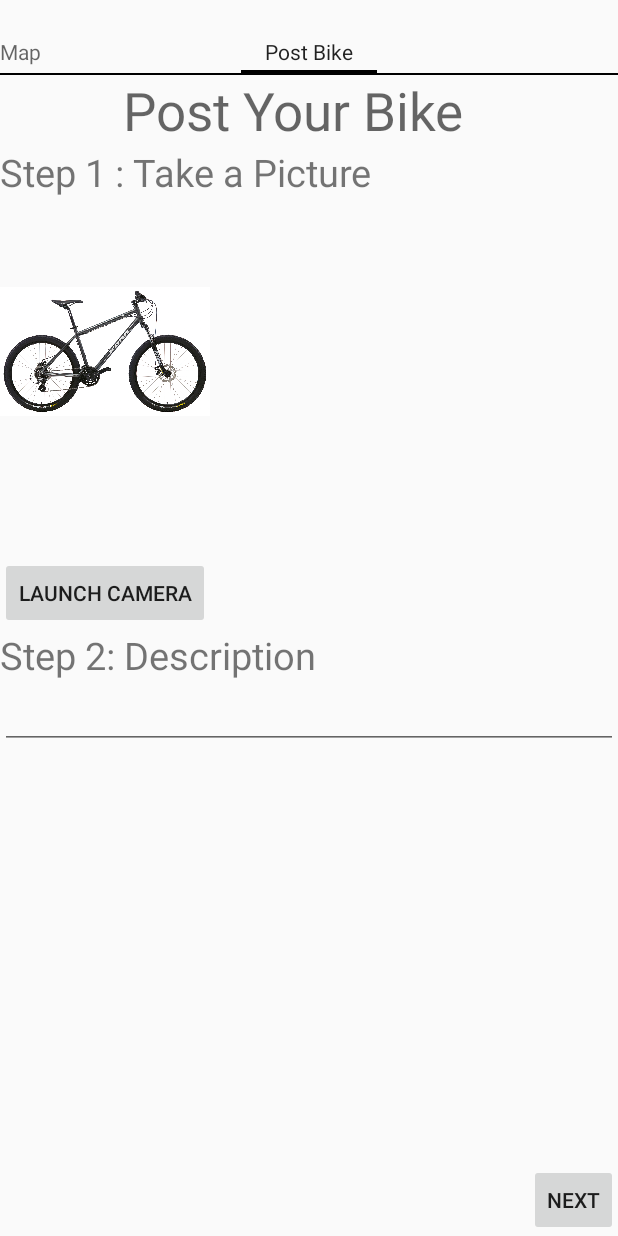
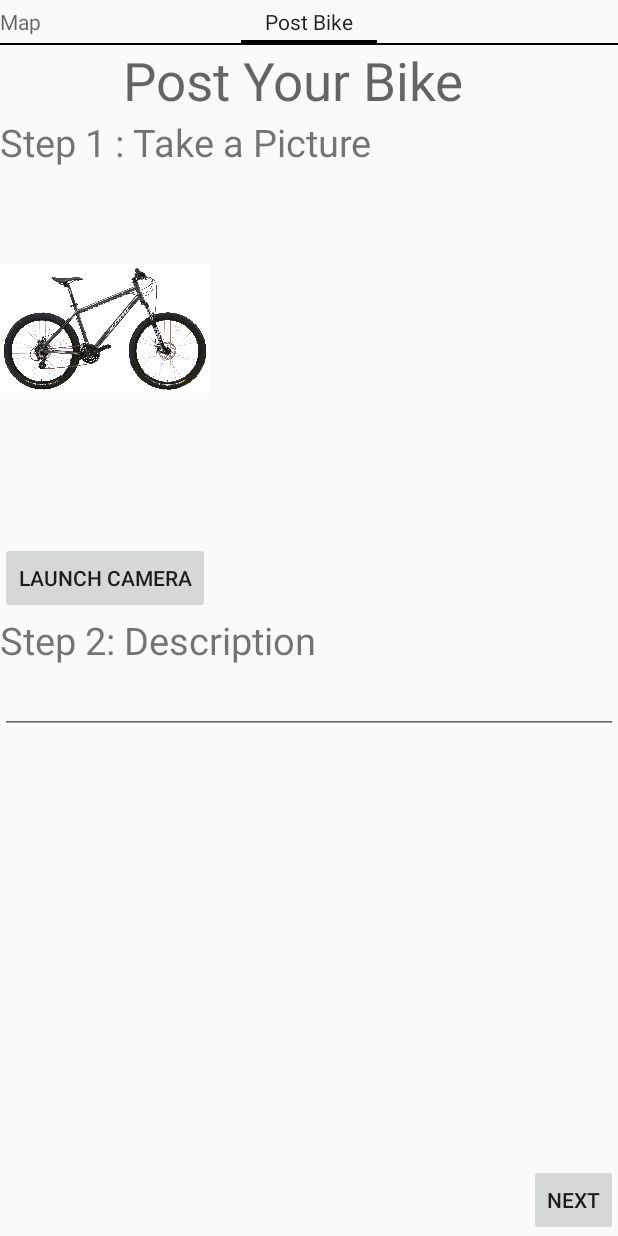
Before and after one commit to pierater/ubermybike, an Android app: the screen it shows after launch (Main_Activity), after a tap on "Post Bike", on a phone screen of 412 x 824 dp. Run offline under Robolectric (Android 15) with nearby library versions, the phone set to English and light mode, and no system bars; 1 statement that could not run was skipped.

Commit message:
Changed bar height

```diff
--- a/app/src/main/res/layout/activity_main.xml
+++ b/app/src/main/res/layout/activity_main.xml
@@ -5,7 +5,7 @@
     android:layout_width="match_parent">
     <android.support.v4.view.PagerTabStrip
         android:layout_width="fill_parent"
-        android:layout_height="50dp"
+        android:layout_height="30dp"
         android:id="@+id/Page">
     </android.support.v4.view.PagerTabStrip>
 
```
